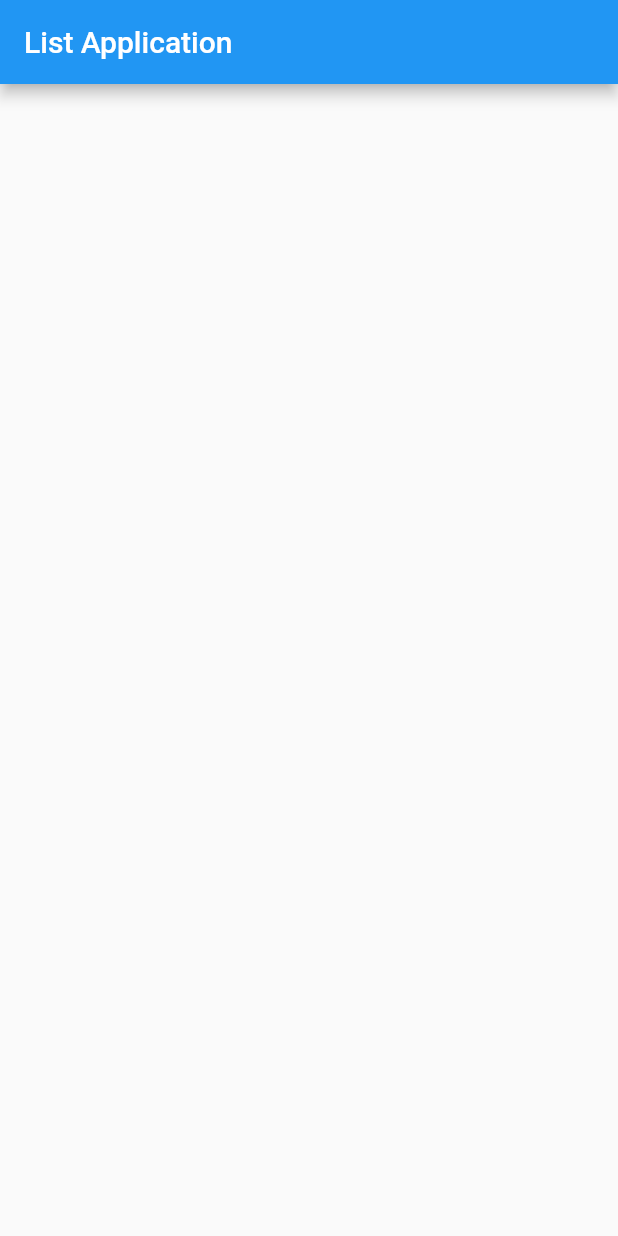
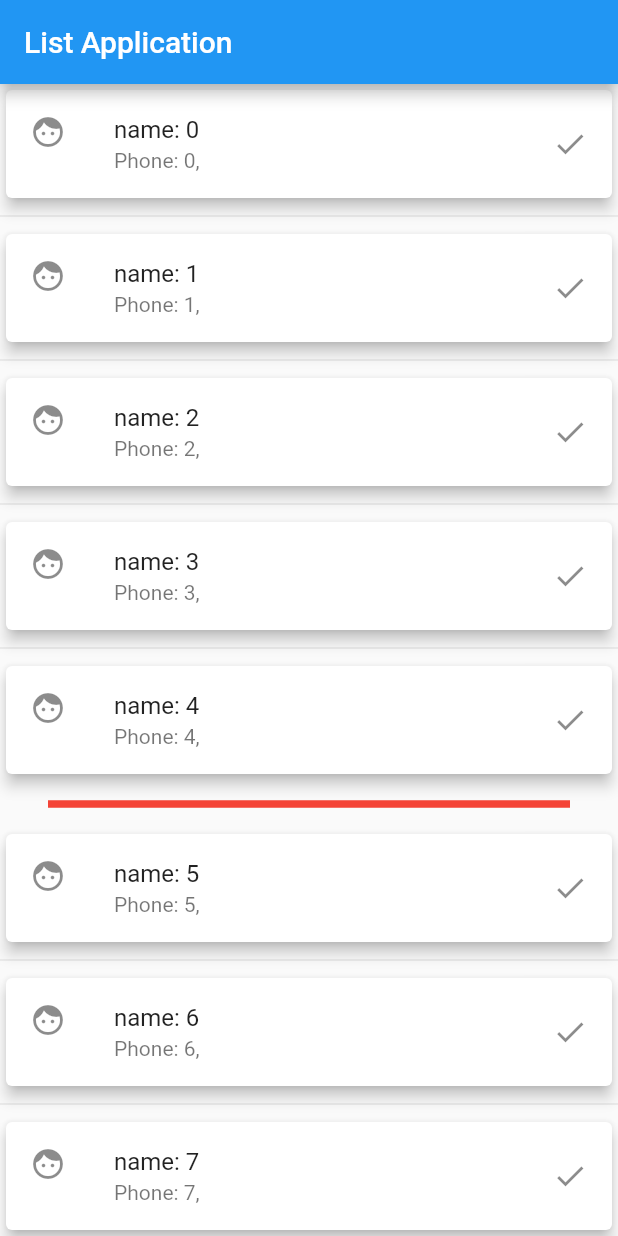
Before and after one commit to amirdev25/List-in-Flutter, a Flutter app: the screen it shows after launch, on a phone screen of 412 x 824 dp. Run offline on Flutter 3.47's test engine with Material 2 defaults, Android fonts, the phone set to English and light mode, and no system bars; our stand-ins replace fluttertoast.

Commit message:
Date:23.12.2022

```diff
--- /dev/null
+++ b/lib/ItemModel.dart
@@ -0,0 +1,6 @@
+class ItemModel {
+  String name;
+  String phoneNumber;
+
+  ItemModel(this.name, this.phoneNumber);
+}
--- a/lib/main.dart
+++ b/lib/main.dart
@@ -1,4 +1,6 @@
 import 'package:flutter/material.dart';
+import 'package:list_widget/ItemModel.dart';
+import 'package:fluttertoast/fluttertoast.dart';
 
 void main() {
   runApp(const MyApp());
@@ -10,6 +12,7 @@ class MyApp extends StatelessWidget {
   @override
   Widget build(BuildContext context) {
     return const MaterialApp(
+      debugShowCheckedModeBanner: false,
       home: HomePage(),
     );
   }
@@ -48,8 +51,61 @@ class BodyPage extends StatefulWidget {
 }
 
 class _BodyPageState extends State<BodyPage> {
+  List<ItemModel> itemList = [];
+
   @override
   Widget build(BuildContext context) {
-    return Container();
+    loadData();
+    return ListView.separated(
+      itemBuilder: (context, index) {
+        return Card(
+          elevation: 4.0,
+          child: ListTile(
+            leading: const Icon(Icons.face),
+            title: Text(itemList[index].name),
+            subtitle: Text(itemList[index].phoneNumber),
+            trailing: const Icon(Icons.check),
+            onTap: () {
+              _showToast();
+            },
+          ),
+        );
+      },
+      separatorBuilder: (context, index) {
+        if (index % 4 == 0 && index != 0) {
+          return const Divider(
+            thickness: 5.0,
+            color: Colors.red,
+            height: 32.0,
+            indent: 32.0,
+            endIndent: 32.0,
+          );
+        } else {
+          return const Divider();
+        }
+      },
+      itemCount: 20,
+    );
+  }
+
+  void loadData() {
+    itemList = List.generate(
+      50,
+      (index) => ItemModel("name: $index", "Phone: $index,"),
+    );
+  }
+
+  void _showToast() {
+    // Navigator.of(context).push(MaterialPageRoute(
+    //   builder: (context) => ToastNoContext(),
+    // ));
+    Fluttertoast.showToast(
+      msg: "Item Clicked",
+      toastLength: Toast.LENGTH_LONG,
+      backgroundColor: Colors.green,
+      textColor: Colors.white,
+      fontSize: 20.0,
+      gravity: ToastGravity.TOP,
+    );
   }
 }
--- a/pubspec.yaml
+++ b/pubspec.yaml
@@ -36,6 +36,7 @@ dependencies:
   # The following adds the Cupertino Icons font to your application.
   # Use with the CupertinoIcons class for iOS style icons.
   cupertino_icons: ^1.0.2
+  fluttertoast: ^8.1.2
 
 dev_dependencies:
   flutter_test:
```
Also changed, not shown: pubspec.lock.
